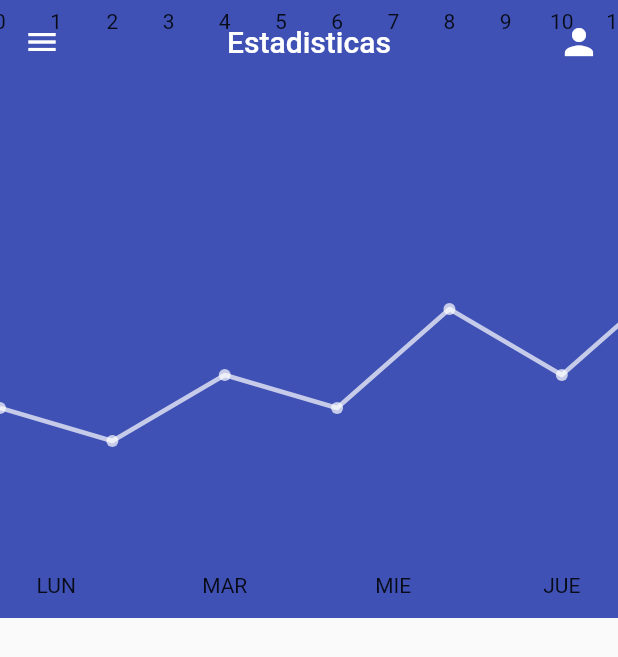
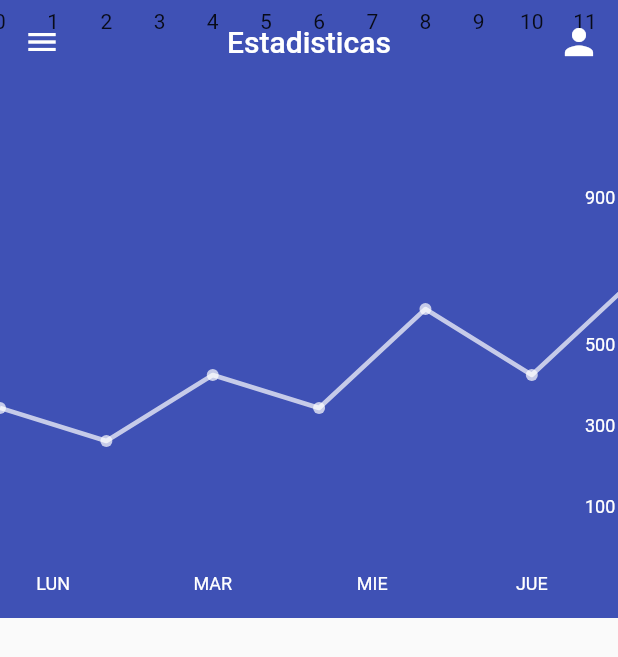
Before and after one commit to Chsebas98/fitness_app, a Flutter app: the screen it shows after launch, on a phone screen of 412 x 824 dp. Shown: the top 657 px of the screen. Run offline on Flutter 3.47's test engine with Material 2 defaults, Android fonts, the phone set to English and light mode, and no system bars; drawn by our look-alikes of fl_chart.

Commit message:
left,right and top Titles

```diff
--- a/lib/data/line_titles.dart
+++ b/lib/data/line_titles.dart
@@ -3,12 +3,6 @@ import 'package:flutter/material.dart';
 
 class LineTitles {
   static getTitleData() {
-    const style = TextStyle(
-      color: Colors.white70,
-      fontWeight: FontWeight.bold,
-      fontSize: 16,
-    );
-
     return FlTitlesData(
         show: true,
         bottomTitles: AxisTitles(
@@ -19,36 +13,79 @@ class LineTitles {
               value = value % 14;
               switch (value.toInt()) {
                 case 1:
-                  return const Text("LUN");
+                  return const Text(
+                    "LUN",
+                    style: TextStyle(color: Colors.white, fontSize: 12),
+                  );
                 case 4:
-                  return const Text("MAR");
+                  return const Text(
+                    "MAR",
+                    style: TextStyle(color: Colors.white, fontSize: 12),
+                  );
                 case 7:
-                  return const Text("MIE");
+                  return const Text(
+                    "MIE",
+                    style: TextStyle(color: Colors.white, fontSize: 12),
+                  );
                 case 10:
-                  return const Text("JUE");
+                  return const Text(
+                    "JUE",
+                    style: TextStyle(color: Colors.white, fontSize: 12),
+                  );
                 default:
                   return const Text("");
               }
             },
           ),
         ),
-        leftTitles: MyLeftTitles(showTitles: false),
-        rightTitles: MyRightTitles(
+        leftTitles: AxisTitles(sideTitles: SideTitles(showTitles: false)),
+        rightTitles: AxisTitles(
+            drawBehindEverything: true,
+            sideTitles: SideTitles(
               showTitles: true,
-            getTextStyles: (_) => style,
-            getTitles: (value) {
+              getTitlesWidget: (value, meta) {
                 switch (value.toInt()) {
                   case 1:
-                  return '100';
+                    return Container(
+                      margin: const EdgeInsets.only(bottom: 0),
+                      child: const Text(
+                        "100",
+                        style: TextStyle(
+                          color: Colors.white,
+                          fontSize: 12,
+                        ),
+                      ),
+                    );
                   case 2:
-                  return '300';
+                    return Container(
+                      margin: const EdgeInsets.only(bottom: 20),
+                      child: const Text(
+                        "300",
+                        style: TextStyle(color: Colors.white, fontSize: 12),
+                      ),
+                    );
                   case 3:
-                  return '500';
+                    return Container(
+                      margin: const EdgeInsets.only(bottom: 40),
+                      child: const Text(
+                        "500",
+                        style: TextStyle(color: Colors.white, fontSize: 12),
+                      ),
+                    );
+
+                  case 5:
+                    return Container(
+                      margin: const EdgeInsets.only(bottom: 60),
+                      child: const Text(
+                        "900",
+                        style: TextStyle(color: Colors.white, fontSize: 12),
+                      ),
+                    );
+                  default:
+                    return const Text("");
                 }
-              return '';
               },
-            reservedSize: 40,
-            margin: 24));
+            )));
   }
 }
 
```
Lines whose indentation alone changed are shown as unchanged.
